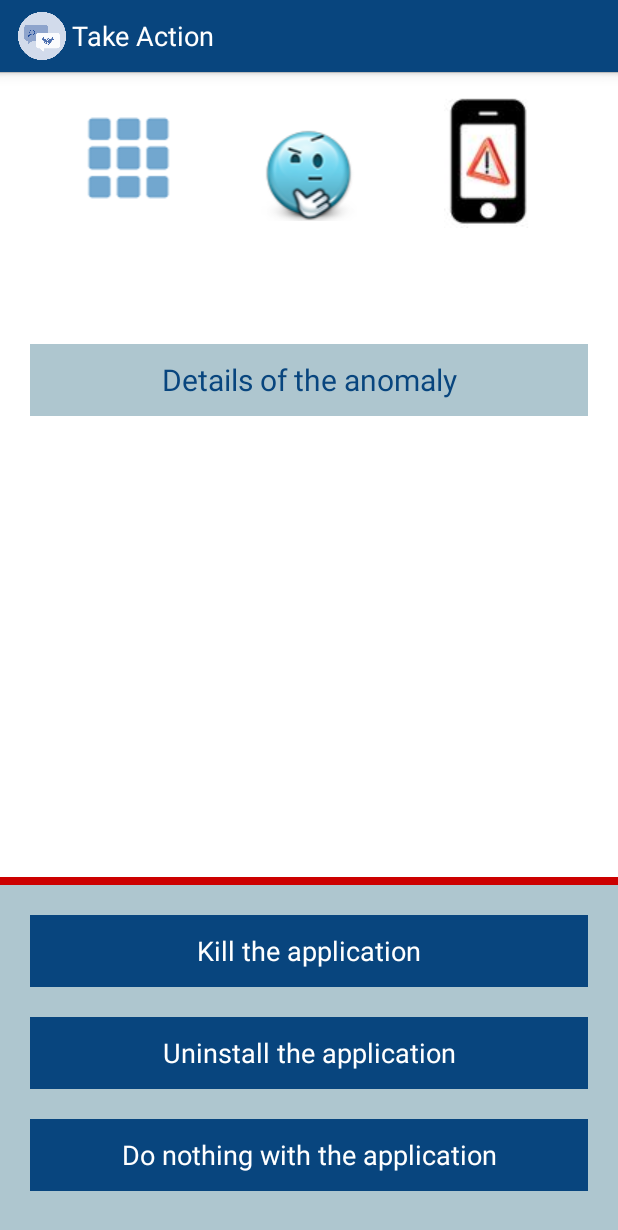
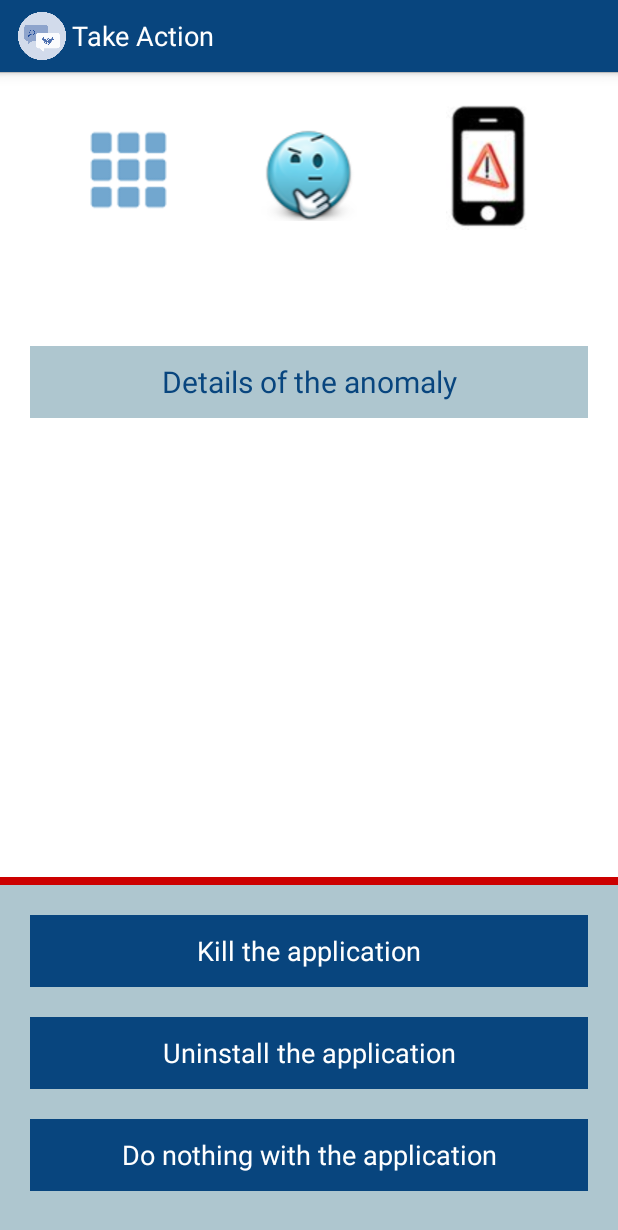
Before and after one commit to appmod/appmod, an Android app: the OwnActionActivity screen opened directly, with no data from a screen before it, on a phone screen of 412 x 824 dp. Shown: the top 1230 px of the screen. Run offline under Robolectric (Android 15) with nearby library versions, the light colour scheme and no system bars; 19 statements that could not run were skipped.

Commit message:
update images for receive anomaly, take own action, and receive advice

```diff
--- a/app/Adviser/app/src/main/res/layout/advice_received.xml
+++ b/app/Adviser/app/src/main/res/layout/advice_received.xml
@@ -15,7 +15,7 @@
         <ImageView
             android:id="@+id/app"
             android:layout_width="0dp"
-            android:layout_height="wrap_content"
+            android:layout_height="60dp"
             android:layout_marginTop="25dp"
             android:layout_weight="1.25"
             android:gravity="right"
@@ -32,7 +32,7 @@
         <ImageView
             android:id="@+id/danger"
             android:layout_width="0dp"
-            android:layout_height="wrap_content"
+            android:layout_height="90dp"
             android:layout_marginTop="10dp"
             android:layout_weight="1.25"
             android:src="@drawable/phone" />
--- a/app/Adviser/app/src/main/res/layout/getadvice.xml
+++ b/app/Adviser/app/src/main/res/layout/getadvice.xml
@@ -17,7 +17,7 @@
             android:id="@+id/app"
             android:layout_width="0dp"
             android:layout_weight="1.25"
-            android:layout_height="wrap_content"
+            android:layout_height="60dp"
             android:layout_marginTop="25dp"
             android:gravity="right"
             android:src="@drawable/app"
@@ -34,7 +34,7 @@
             android:id="@+id/danger"
             android:layout_width="0dp"
             android:layout_weight="1.25"
-            android:layout_height="wrap_content"
+            android:layout_height="90dp"
             android:layout_marginTop="10dp"
             android:src="@drawable/phone"
             />
--- a/app/Adviser/app/src/main/res/layout/takeactiondialog.xml
+++ b/app/Adviser/app/src/main/res/layout/takeactiondialog.xml
@@ -15,8 +15,8 @@
         <ImageView
             android:id="@+id/app"
             android:layout_width="0dp"
-            android:layout_height="wrap_content"
-            android:layout_marginTop="25dp"
+            android:layout_height="60dp"
+            android:layout_marginTop="35dp"
             android:layout_weight="1.25"
             android:gravity="right"
             android:src="@drawable/app" />
@@ -32,8 +32,8 @@
         <ImageView
             android:id="@+id/danger"
             android:layout_width="0dp"
-            android:layout_height="wrap_content"
-            android:layout_marginTop="10dp"
+            android:layout_height="90dp"
+            android:layout_marginTop="15dp"
             android:layout_weight="1.25"
             android:src="@drawable/phone" />
     </LinearLayout>
```
Also changed, not shown: app/Adviser/app/src/main/java/com/smu/appmod/AdviceReceived.java (+16 -0 lines), app/Adviser/app/src/main/java/com/smu/appmod/GetAdvice.java (+16 -0 lines), app/Adviser/app/src/main/java/com/smu/appmod/OwnActionActivity.java (+16 -0 lines), app/Adviser/app/src/main/res/drawable/app_bubble.png (added), app/Adviser/app/src/main/res/drawable/app_compass.png (added), app/Adviser/app/src/main/res/drawable/app_line.png (added), app/Adviser/app/src/main/res/drawable/app_linkedin.png (added), app/Adviser/app/src/main/res/drawable/app_mahjong.png (added), app/Adviser/app/src/main/res/drawable/app_outlook.png (added), app/Adviser/app/src/main/res/drawable/app_tumblr.png (added), app/Adviser/app/src/main/res/drawable/app_vlc.png (added).
